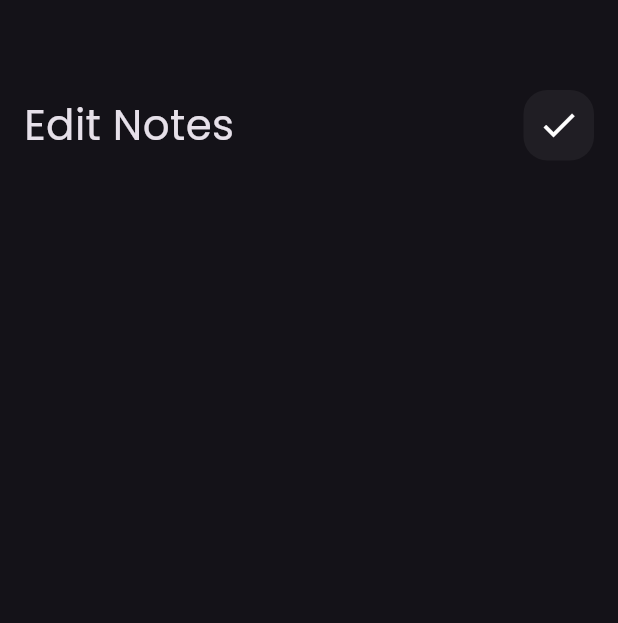
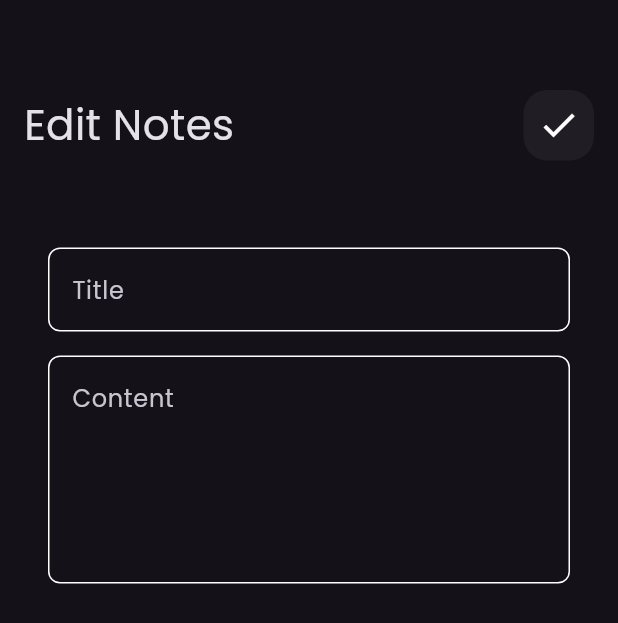
Before and after one commit to ismail-alnajjar/notes_app, a Flutter app: the EditorNotesView screen opened directly, on a phone screen of 412 x 824 dp. Shown: the top 623 px of the screen. Run offline on Flutter 3.47's test engine with Material 3 defaults, Android fonts, the phone set to English and light mode, and no system bars; our stand-ins replace font_awesome_flutter.

Commit message:
edit note ui done

```diff
--- a/lib/item/Add_Notes.dart
+++ b/lib/item/Add_Notes.dart
@@ -1,6 +1,6 @@
 import 'package:flutter/material.dart';
 import 'package:notes_app/item/CustomBotton.dart';
-import 'package:notes_app/item/TextField.dart';
+import 'package:notes_app/item/CustomTextField.dart';
 
 class addNotes extends StatelessWidget {
   const addNotes({super.key});
--- a/lib/view/EditorNotesView.dart
+++ b/lib/view/EditorNotesView.dart
@@ -1,4 +1,5 @@
 import 'package:flutter/material.dart';
+import 'package:notes_app/item/CustomTextField.dart';
 import 'package:notes_app/widget/ApparCustom.dart';
 
 class EditorNotesView extends StatelessWidget {
@@ -6,18 +7,28 @@ class EditorNotesView extends StatelessWidget {
 
   @override
   Widget build(BuildContext context) {
-    return const Scaffold(
+    return Scaffold(
       body: Padding(
-        padding: EdgeInsets.symmetric(horizontal: 16),
+        padding: const EdgeInsets.symmetric(horizontal: 16),
         child: Column(
           children: [
-            SizedBox(
+            const SizedBox(
               height: 60,
             ),
-            ApparCustom(
+            const ApparCustom(
               title: 'Edit Notes',
               icon: Icons.check,
             ),
+            const SizedBox(
+              height: 50,
+            ),
+            CustomTextField(
+              hint: 'Title',
+            ),
+            CustomTextField(
+              hint: 'Content',
+              max: 5,
+            )
           ],
         ),
       ),
```
Also changed, not shown: lib/item/CustomTextField.dart (renamed from lib/item/TextField.dart).
